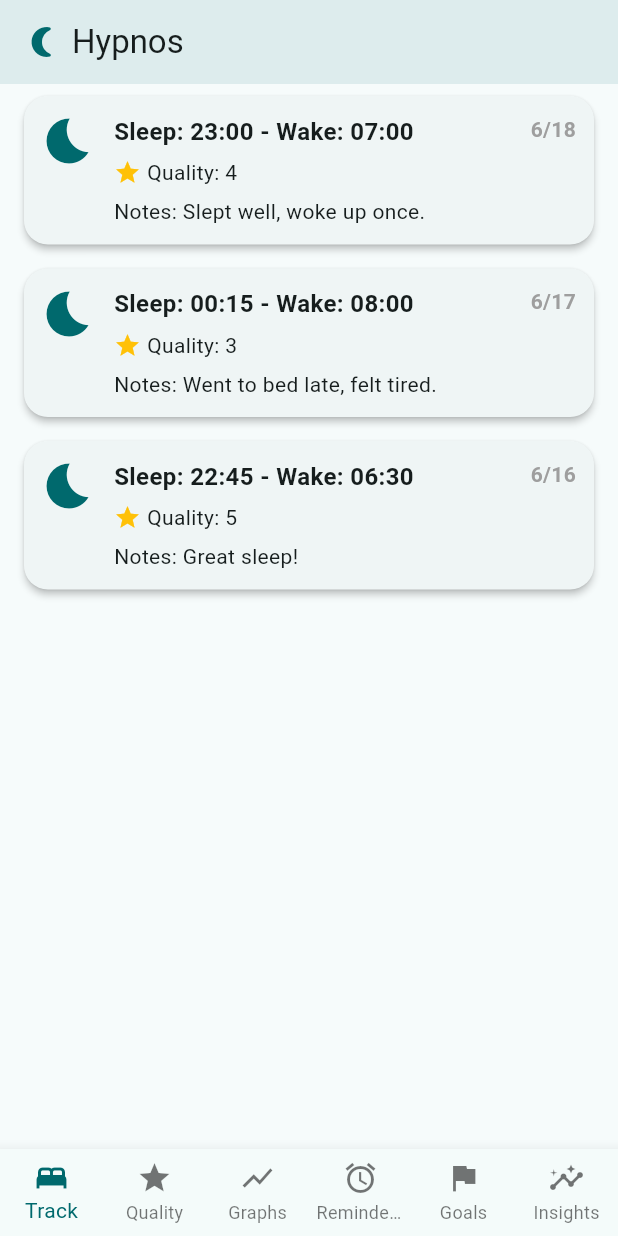
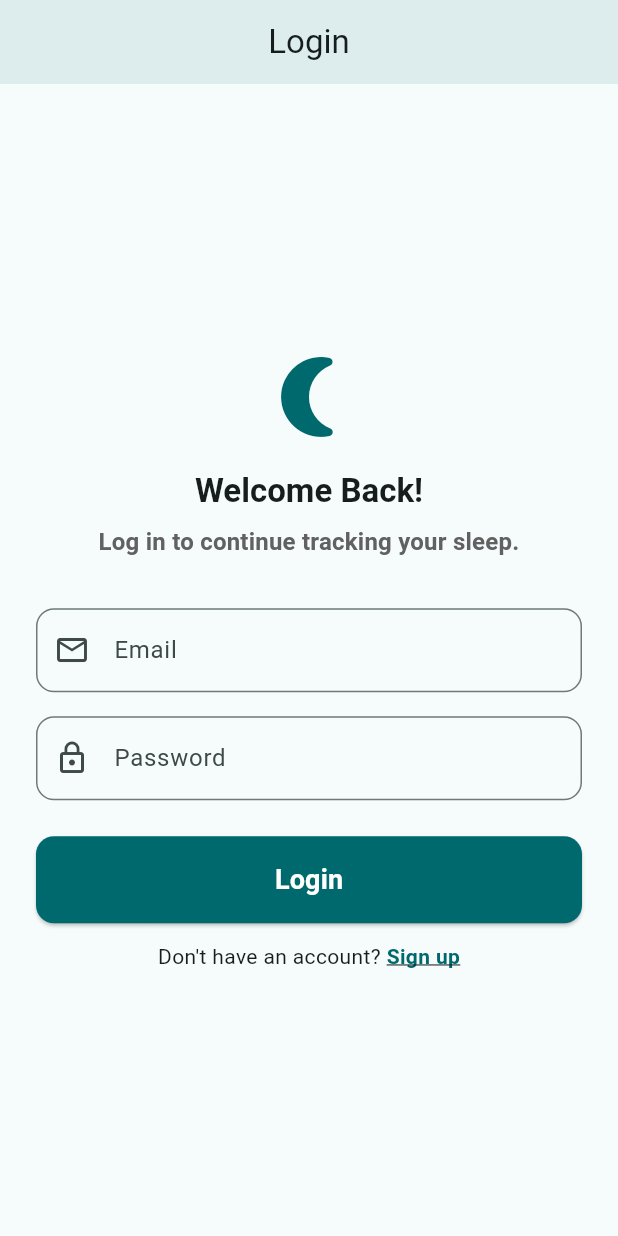
Before and after one commit to LauraReisMuller/mcp, a Flutter app: the screen it shows after launch, on a phone screen of 412 x 824 dp. Run offline on Flutter 3.47's test engine with Material 3 defaults, Android fonts, the phone set to English and light mode, and no system bars.

Commit message:
Sign Up, login and add data

```diff
--- /dev/null
+++ b/lib/features/auth/auth_service.dart
@@ -0,0 +1,31 @@
+class AuthService {
+  static final AuthService instance = AuthService._internal();
+  final Map<String, String> _users = {};
+  String? _currentUser;
+
+  AuthService._internal();
+
+  Future<bool> login(String email, String password) async {
+    await Future.delayed(const Duration(milliseconds: 500));
+    if (_users[email] == password) {
+      _currentUser = email;
+      return true;
+    }
+    return false;
+  }
+
+  Future<bool> signup(String email, String password) async {
+    await Future.delayed(const Duration(milliseconds: 500));
+    if (_users.containsKey(email)) {
+      return false;
+    }
+    _users[email] = password;
+    return true;
+  }
+
+  void logout() {
+    _currentUser = null;
+  }
+
+  String? get currentUser => _currentUser;
+}
--- /dev/null
+++ b/lib/features/auth/login_screen.dart
@@ -0,0 +1,124 @@
+import 'package:flutter/material.dart';
+import 'auth_service.dart';
+
+class LoginScreen extends StatefulWidget {
+  const LoginScreen({Key? key}) : super(key: key);
+
+  @override
+  State<LoginScreen> createState() => _LoginScreenState();
+}
+
+class _LoginScreenState extends State<LoginScreen> {
+  final TextEditingController _emailController = TextEditingController();
+  final TextEditingController _passwordController = TextEditingController();
+  String? _error;
+
+  void _login() async {
+    final email = _emailController.text.trim();
+    final password = _passwordController.text;
+    final success = await AuthService.instance.login(email, password);
+    if (success) {
+      Navigator.of(context).pushReplacementNamed('/home');
+    } else {
+      setState(() {
+        _error = 'Invalid credentials';
+      });
+    }
+  }
+
+  @override
+  Widget build(BuildContext context) {
+    return Scaffold(
+      appBar: AppBar(
+        title: const Text('Login'),
+        centerTitle: true,
+        backgroundColor: Theme.of(context).colorScheme.primary.withOpacity(0.1),
+        elevation: 0,
+      ),
+      body: Center(
+        child: SingleChildScrollView(
+          child: Padding(
+            padding: const EdgeInsets.symmetric(horizontal: 24.0, vertical: 16.0),
+            child: Column(
+              mainAxisAlignment: MainAxisAlignment.center,
+              crossAxisAlignment: CrossAxisAlignment.stretch,
+              children: [
+                Icon(Icons.nightlight_round, size: 64, color: Theme.of(context).colorScheme.primary),
+                const SizedBox(height: 16),
+                Text(
+                  'Welcome Back!',
+                  style: Theme.of(context).textTheme.headlineSmall,
+                  textAlign: TextAlign.center,
+                ),
+                const SizedBox(height: 8),
+                Text(
+                  'Log in to continue tracking your sleep.',
+                  style: Theme.of(context).textTheme.titleMedium?.copyWith(color: Colors.grey[700]),
+                  textAlign: TextAlign.center,
+                ),
+                const SizedBox(height: 32),
+                TextField(
+                  controller: _emailController,
+                  decoration: InputDecoration(
+                    labelText: 'Email',
+                    prefixIcon: const Icon(Icons.email_outlined),
+                    border: OutlineInputBorder(borderRadius: BorderRadius.circular(12)),
+                  ),
+                  keyboardType: TextInputType.emailAddress,
+                ),
+                const SizedBox(height: 16),
+                TextField(
+                  controller: _passwordController,
+                  decoration: InputDecoration(
+                    labelText: 'Password',
+                    prefixIcon: const Icon(Icons.lock_outline),
+                    border: OutlineInputBorder(borderRadius: BorderRadius.circular(12)),
+                  ),
+                  obscureText: true,
+                ),
+                if (_error != null) ...[
+                  const SizedBox(height: 12),
+                  Text(_error!, style: const TextStyle(color: Colors.red), textAlign: TextAlign.center),
+                ],
+                const SizedBox(height: 24),
+                ElevatedButton(
+                  onPressed: _login,
+                  style: ElevatedButton.styleFrom(
+                    padding: const EdgeInsets.symmetric(vertical: 16),
+                    shape: RoundedRectangleBorder(borderRadius: BorderRadius.circular(12)),
+                    backgroundColor: Theme.of(context).colorScheme.primary,
+                    foregroundColor: Colors.white, // Ensure text is visible
+                  ),
+                  child: const Text(
+                    'Login',
+                    style: TextStyle(fontSize: 18, color: Colors.white, fontWeight: FontWeight.bold),
+                  ),
+                ),
+                const SizedBox(height: 12),
+                Row(
+                  mainAxisAlignment: MainAxisAlignment.center,
+                  children: [
+                    const Text("Don't have an account? "),
+                    GestureDetector(
+                      onTap: () {
+                        Navigator.of(context).pushReplacementNamed('/signup');
+                      },
+                      child: Text(
+                        'Sign up',
+                        style: TextStyle(
+                          color: Theme.of(context).colorScheme.primary,
+                          fontWeight: FontWeight.bold,
+                          decoration: TextDecoration.underline,
+                        ),
+                      ),
+                    ),
+                  ],
+                ),
+              ],
+            ),
+          ),
+        ),
+      ),
+    );
+  }
+}
--- a/lib/main.dart
+++ b/lib/main.dart
@@ -1,6 +1,10 @@
 import 'package:flutter/material.dart';
 import 'mock_sleep_database.dart';
 import 'features/sleep_tracking/sleep_record_card.dart';
+import 'features/auth/login_screen.dart';
+import 'features/auth/signup_screen.dart';
+import 'features/auth/auth_service.dart';
+import 'features/sleep_tracking/add_sleep_data_dialog.dart';
 
 void main() {
   runApp(const HypnosApp());
@@ -25,12 +29,13 @@
           headlineSmall: TextStyle(fontWeight: FontWeight.bold, fontSize: 22),
           titleMedium: TextStyle(fontWeight: FontWeight.w600, fontSize: 16),
         ),
-        // cardTheme: CardTheme(
-        //   shape: RoundedRectangleBorder(borderRadius: BorderRadius.circular(16)),
-        //   elevation: 2,
-        // ),
       ),
-      home: const MainNavigation(),
+      initialRoute: AuthService.instance.currentUser == null ? '/login' : '/home',
+      routes: {
+        '/login': (context) => const LoginScreen(),
+        '/signup': (context) => const SignupScreen(),
+        '/home': (context) => const MainNavigation(),
+      },
     );
   }
 }
@@ -67,7 +72,33 @@
   @override
   Widget build(BuildContext context) {
     final List<Widget> pages = <Widget>[
-      _buildSleepTracking(sleepRecords),
+      Stack(
+        children: [
+          _buildSleepTracking(sleepRecords),
+          Positioned(
+            bottom: 24,
+            right: 24,
+            child: FloatingActionButton.extended(
+              onPressed: () async {
+                await showDialog(
+                  context: context,
+                  builder: (context) => AddSleepDataDialog(
+                    onAdd: (data) {
+                      setState(() {
+                        sleepRecords.insert(0, data);
+                      });
+                    },
+                  ),
+                );
+              },
+              icon: const Icon(Icons.add),
+              label: const Text('Add Data'),
+              backgroundColor: Theme.of(context).colorScheme.primary,
+              foregroundColor: Colors.white,
+            ),
+          ),
+        ],
+      ),
       Center(child: Text('Sleep Quality')),
       Center(child: Text('Visualizations')),
       Center(child: Text('Reminders')),
```
Also changed, not shown: lib/features/auth/signup_screen.dart (added, +124 -0 lines), lib/features/sleep_tracking/add_sleep_data_dialog.dart (added, +75 -0 lines), lib/models/graph_model.dart (added, +125 -0 lines), lib/features/graph/graph_data_manager.dart (added).
